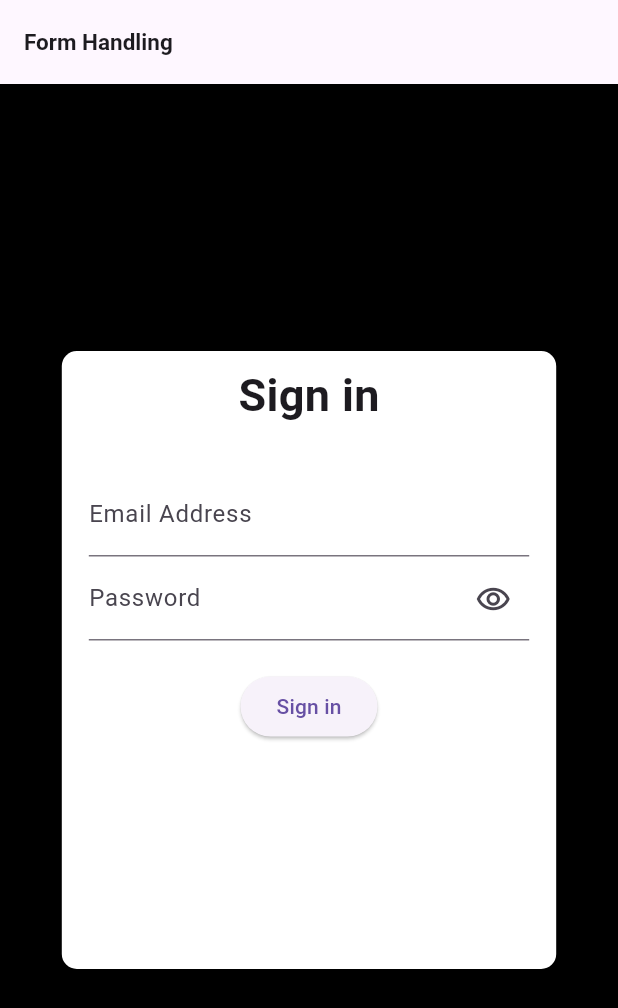
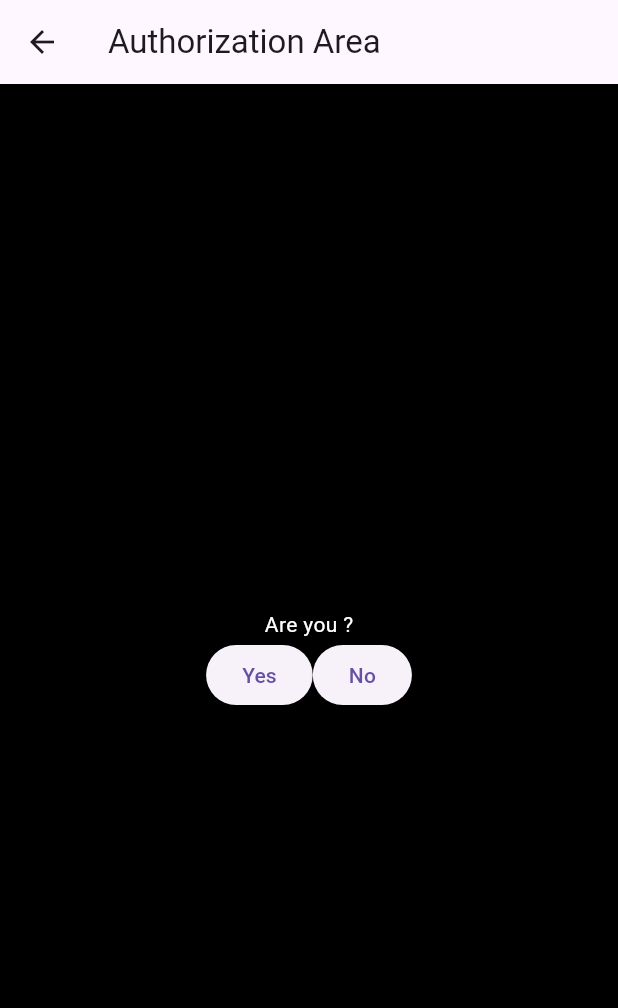
Before and after one commit to MelAlejandrino/mobprog_form_handling, a Flutter app: the screen it shows after launch, after a tap on "Sign in", on a phone screen of 412 x 824 dp. Shown: the top 1008 px of the screen. Run offline on Flutter 3.47's test engine with Material 3 defaults, Android fonts, the phone set to English and light mode, and no system bars.

Commit message:
form routing

```diff
--- /dev/null
+++ b/lib/component/form_validation.dart
@@ -0,0 +1,92 @@
+import 'package:flutter/material.dart';
+import 'package:mobprog_form_handling/screens/home_screen.dart';
+
+class FormValidation extends StatefulWidget {
+  const FormValidation({super.key});
+
+  @override
+  State<FormValidation> createState() => _FormValidationState();
+}
+
+class _FormValidationState extends State<FormValidation> {
+  final TextEditingController _email = TextEditingController();
+  final TextEditingController _password = TextEditingController();
+  final TextEditingController _name = TextEditingController();
+
+  bool _passwordVisible = false;
+
+  @override
+  Widget build(BuildContext context) {
+    return Form(
+        child: Padding(
+            padding: const EdgeInsets.all(10),
+            child: Column(
+              mainAxisAlignment: MainAxisAlignment.center,
+              children: [
+                TextFormField(
+                  controller: _name,
+                  decoration: const InputDecoration(
+                      labelText: 'Name', hintText: 'Enter your Name'),
+                  validator: (String? value) {
+                    if (value == null || value.isEmpty) {
+                      return 'Please enter your Name';
+                    }
+                    return null;
+                  },
+                  keyboardType: TextInputType.text,
+                ),
+                // Email Address Field
+                TextFormField(
+                  controller: _email,
+                  decoration: const InputDecoration(
+                      labelText: 'Email Address',
+                      hintText: 'Enter you Email Address'),
+                  validator: (String? value) {
+                    if (value == null || value.isEmpty) {
+                      return 'Please enter Email Address';
+                    }
+                    return null;
+                  },
+                  keyboardType: TextInputType.emailAddress,
+                ),
+                // Password Field
+                TextFormField(
+                  obscureText: !_passwordVisible,
+                  controller: _password,
+                  decoration: InputDecoration(
+                      labelText: 'Password',
+                      hintText: 'Enter password',
+                      suffixIcon: IconButton(
+                          onPressed: () => setState(() {
+                                _passwordVisible = !_passwordVisible;
+                              }),
+                          icon: Icon(_passwordVisible
+                              ? Icons.remove_red_eye
+                              : Icons.remove_red_eye_outlined))),
+                  validator: (String? value) {
+                    if (value == null || value.isEmpty) {
+                      return 'Please enter Password';
+                    }
+                    return null;
+                  },
+                  keyboardType: TextInputType.visiblePassword,
+                ),
+                const SizedBox(
+                  height: 20,
+                ),
+                // Button to print these shzz
+                ElevatedButton(
+                  onPressed: () {
+                      Navigator.push(
+                        context,
+                        MaterialPageRoute(
+                          builder: (context) => HomeScreen(name: _name.text),
+                        ),
+                      );
+                  },
+                  child: const Text("Sign in"),
+                )
+              ],
+            )));
+  }
+}
--- a/lib/main.dart
+++ b/lib/main.dart
@@ -1,4 +1,5 @@
 import 'package:flutter/material.dart';
+import 'package:mobprog_form_handling/component/form_validation.dart';
 
 void main(){
   runApp(MyApp());
@@ -28,7 +29,7 @@ class MainPage extends StatelessWidget{
       body: Center(
         child: Container(
           padding: const EdgeInsets.all(8.0),
-          height: MediaQuery.of(context).size.height * 0.5,
+          height: MediaQuery.of(context).size.height * 0.6,
           width: MediaQuery.of(context).size.width * 0.8,
           child: Column(
             children: [
@@ -45,75 +46,3 @@ class MainPage extends StatelessWidget{
     );
   }
 }
-
-class FormValidation extends StatefulWidget {
-  const FormValidation({super.key});
-
-  @override
-  State<FormValidation> createState() => _FormValidationState();
-}
-
-class _FormValidationState extends State<FormValidation> {
-  final TextEditingController _email = TextEditingController();
-  final TextEditingController _password = TextEditingController();
-
-  bool _passwordVisible = false;
-
-  @override
-  Widget build(BuildContext context) {
-    return Form(
-      child: Padding(
-        padding: const EdgeInsets.all(10),
-        child: Column(
-          mainAxisAlignment: MainAxisAlignment.center,
-          children: [
-            // Email Address Field
-            TextFormField(
-              controller: _email,
-              decoration: const InputDecoration(
-                labelText: 'Email Address',
-                hintText: 'Enter you Email Address'
-              ),
-              validator: (String? value){
-                if(value == null || value.isEmpty){
-                  return 'Please enter Email Address';
-                }
-                return null;
-              },
-              keyboardType: TextInputType.emailAddress,
-            ),
-            // Password Field
-            TextFormField(
-              obscureText: !_passwordVisible,
-              controller: _password,
-              decoration: InputDecoration(
-                labelText: 'Password',
-                hintText: 'Enter password',
-                suffixIcon: IconButton(
-                  onPressed: () => setState((){
-                    _passwordVisible = !_passwordVisible;
-                  }),
-                  icon: Icon(_passwordVisible ? Icons.remove_red_eye : Icons.remove_red_eye_outlined))
-              ),
-                          validator: (String? value){
-                if(value == null || value.isEmpty){
-                  return 'Please enter Password';
-                }
-                return null;
-              },
-              keyboardType: TextInputType.visiblePassword,
-            ),
-            const SizedBox(height: 20,),
-            // Button to print these shzz
-            ElevatedButton(
-              onPressed: (){
-                print(_email.text);
-                print(_password.text);
-              },
-              child: const Text("Sign in"),
-            )
-          ],
-      )
-    ));
-  }
-}
--- /dev/null
+++ b/lib/screens/home_screen.dart
@@ -0,0 +1,49 @@
+import 'package:flutter/material.dart';
+import 'package:mobprog_form_handling/screens/profile_screen.dart';
+
+class HomeScreen extends StatefulWidget {
+  final String name;
+  const HomeScreen({super.key, required this.name});
+
+  @override
+  State<HomeScreen> createState() => _HomeScreenState();
+}
+
+class _HomeScreenState extends State<HomeScreen> {
+  @override
+  Widget build(BuildContext context) {
+    return Scaffold(
+        appBar: AppBar(title: Text("Authorization Area")),
+        body: Center(
+          child: Column(
+            mainAxisAlignment: MainAxisAlignment.center,
+            crossAxisAlignment: CrossAxisAlignment.center,
+            children: [
+              Text(
+                "Are you ${widget.name}?",
+                style: const TextStyle(color: Colors.white),
+              ),
+              Row(
+                mainAxisAlignment: MainAxisAlignment.center,
+                children: [
+                  ElevatedButton(
+                      onPressed: () {
+                        Navigator.push(
+                            context,
+                            MaterialPageRoute(
+                                builder: (context) =>
+                                    ProfileScreen(name: widget.name)));
+                      },
+                      child: const Text("Yes")),
+                  ElevatedButton(
+                      onPressed: () {
+                        Navigator.pop(context);
+                      },
+                      child: const Text("No")),
+                ],
+              )
+            ],
+          ),
+        ));
+  }
+}
```
Also changed, not shown: lib/screens/profile_screen.dart (added, +21 -0 lines).
